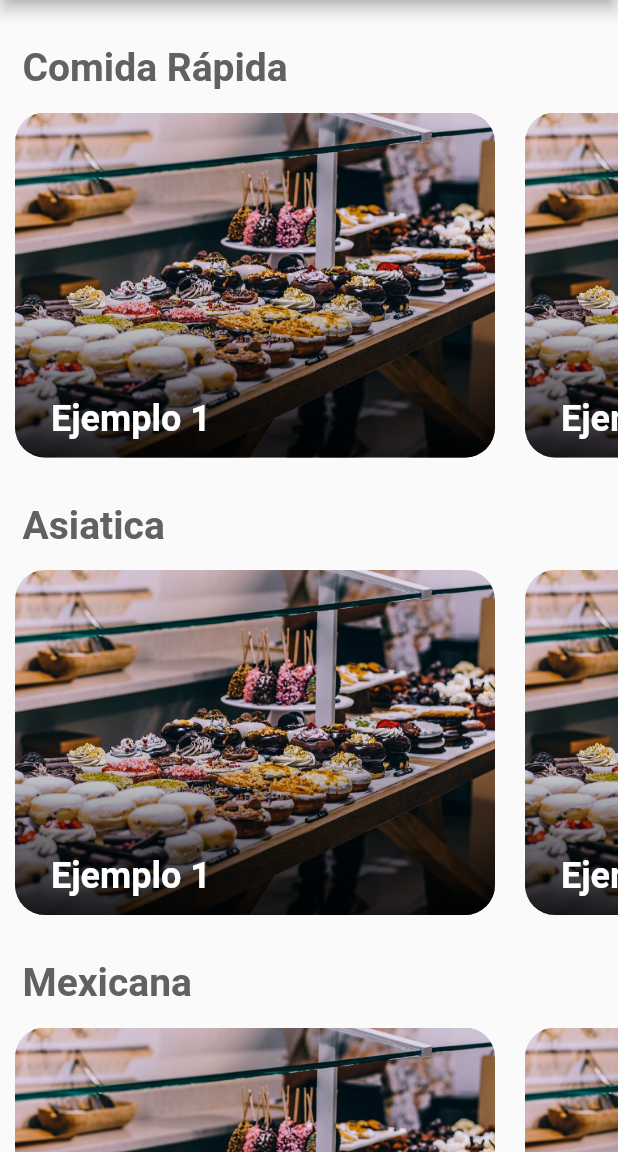
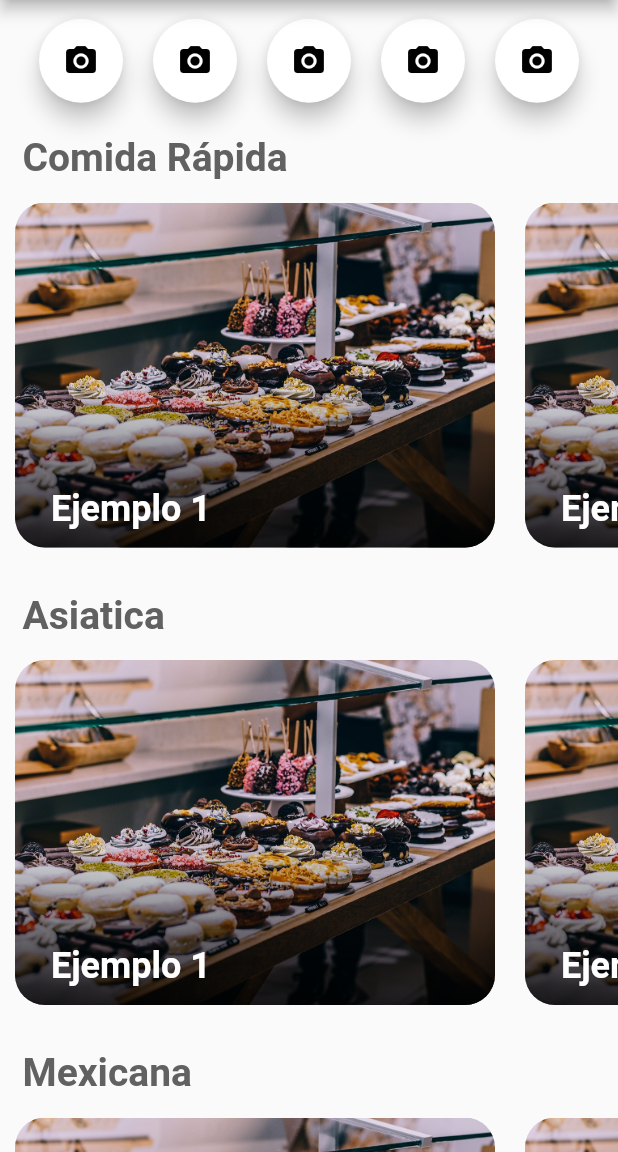
Before and after one commit to ErickRosete/flagspot-app, a Flutter app: the screen it shows after launch, on a phone screen of 412 x 824 dp, the part 84-1236 px from its top. Run offline on Flutter 3.47's test engine with Material 2 defaults, Android fonts, the phone set to English and light mode, and no system bars.

Commit message:
Added top menu and restaurant list

```diff
--- a/lib/pages/restaurant-detail/restaurant-detail.dart
+++ b/lib/pages/restaurant-detail/restaurant-detail.dart
@@ -44,7 +44,7 @@ class RestaurantDetailPage extends StatelessWidget {
                         CircleAvatar(
                           radius: 40.0,
                           backgroundImage:
-                              AssetImage("assets/pizzasGaboIcon.jpg"),
+                              AssetImage("assets/restaurante-3.jpg"),
                         ),
                         Expanded(
                           child: Padding(
--- a/lib/pages/restaurant/restaurant.dart
+++ b/lib/pages/restaurant/restaurant.dart
@@ -1,13 +1,11 @@
 import 'package:flutter/material.dart';
 
-import "../../widgets/restaurant-list.dart";
+import "../../widgets/restaurant/category-list.dart";
+import '../../widgets/restaurant/restaurant-list.dart';
+import '../../widgets/restaurant/menu.dart';
 
 class RestaurantPage extends StatelessWidget {
-  final List<String> restaurantNames = [
-    "Comida Rápida",
-    "Asiatica",
-    "Mexicana"
-  ];
+  final List<String> categoryNames = ["Comida Rápida", "Asiatica", "Mexicana"];
 
   @override
   Widget build(BuildContext context) {
@@ -15,13 +13,24 @@ class RestaurantPage extends StatelessWidget {
       appBar: AppBar(
         title: Text("Restaurantes"),
       ),
-      body: Container(
-        margin: EdgeInsets.only(top: 20.0),
-        child: SingleChildScrollView(
-          child: Column(
-              children:
-                  restaurantNames.map((name) => RestaurantList(name)).toList()),
-        ),
+      body: Stack(
+        children: <Widget>[
+          Container(
+            margin: EdgeInsets.only(top: 80.0),
+            child: SingleChildScrollView(
+              child: Column(
+                children: <Widget>[
+                  Column(
+                      children: categoryNames
+                          .map((name) => CategoryList(name))
+                          .toList()),
+                  RestaurantList()
+                ],
+              ),
+            ),
+          ),
+          Menu()
+        ],
       ),
     );
   }
--- a/lib/widgets/restaurant-card.dart
+++ b/lib/widgets/restaurant/category-card.dart
@@ -1,9 +1,9 @@
 import 'package:flutter/material.dart';
 
-class RestaurantCard extends StatelessWidget {
+class CategoryCard extends StatelessWidget {
   final double radius = 20.0;
   final String title;
-  RestaurantCard(this.title);
+  CategoryCard(this.title);
 
   @override
   Widget build(BuildContext context) {
--- a/lib/widgets/restaurant-list.dart
+++ b/lib/widgets/restaurant/category-list.dart
@@ -1,16 +1,19 @@
 import 'package:flutter/material.dart';
 
-import './restaurant-card.dart';
+import './category-card.dart';
 
-class RestaurantList extends StatelessWidget {
+class CategoryList extends StatelessWidget {
   final String title;
-  RestaurantList(this.title);
+  CategoryList(this.title);
 
   @override
   Widget build(BuildContext context) {
+    final TextStyle titleStyle = TextStyle(
+        fontWeight: FontWeight.bold, fontSize: 26.0, color: Colors.grey[700]);
+
     var _imageArray = new List<Widget>();
     for (int i = 0; i < 5; i++) {
-      _imageArray.add(RestaurantCard("Ejemplo ${i + 1}"));
+      _imageArray.add(CategoryCard("Ejemplo ${i + 1}"));
     }
 
     return Container(
@@ -20,15 +23,7 @@ class RestaurantList extends StatelessWidget {
           children: <Widget>[
             Container(
               margin: EdgeInsets.only(left: 15.0, bottom: 5.0),
-              child: Text(
-                title,
-                textAlign: TextAlign.left,
-                style: TextStyle(
-                  fontWeight: FontWeight.bold,
-                  fontSize: 26.0,
-                  color: Colors.grey[700],
-                ),
-              ),
+              child: Text(title, textAlign: TextAlign.left, style: titleStyle),
             ),
             SingleChildScrollView(
               child: Row(children: _imageArray),
--- /dev/null
+++ b/lib/widgets/restaurant/menu-button.dart
@@ -0,0 +1,20 @@
+import 'package:flutter/material.dart';
+
+class MenuButton extends StatelessWidget {
+  final String id;
+  final String imgUrl;
+  MenuButton(this.id, this.imgUrl);
+
+  @override
+  Widget build(BuildContext context) {
+    return Container(
+      margin: EdgeInsets.symmetric(horizontal: 10.0, vertical: 7.5),
+      child: FloatingActionButton(
+        heroTag: id,
+        child: Icon(Icons.camera_alt),
+        backgroundColor: Colors.white,
+        onPressed: () => {},
+      ),
+    );
+  }
+}
--- /dev/null
+++ b/lib/widgets/restaurant/menu.dart
@@ -0,0 +1,24 @@
+import 'package:flutter/material.dart';
+import 'menu-button.dart';
+
+class Menu extends StatelessWidget {
+  @override
+  Widget build(BuildContext context) {
+    List<Widget> menuButtons = new List<Widget>();
+    for (var i = 0; i <= 4; i++) {
+      menuButtons.add(MenuButton('menu-$i', 'btn-up-$i'));
+    }
+
+    return Align(
+      alignment: Alignment.topCenter,
+      child: Container(
+        color: Colors.transparent,
+        padding: EdgeInsets.all(5.0),
+        child: Row(
+          mainAxisAlignment: MainAxisAlignment.center,
+          children: menuButtons,
+        ),
+      ),
+    );
+  }
+}
```
Also changed, not shown: lib/widgets/restaurant/restaurant-button.dart (added, +24 -0 lines), lib/widgets/restaurant/restaurant-list.dart (added, +35 -0 lines).
